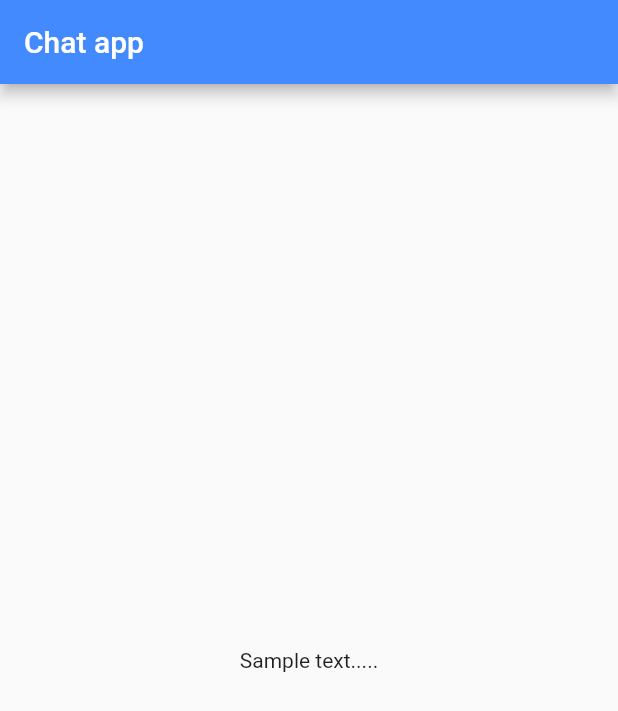
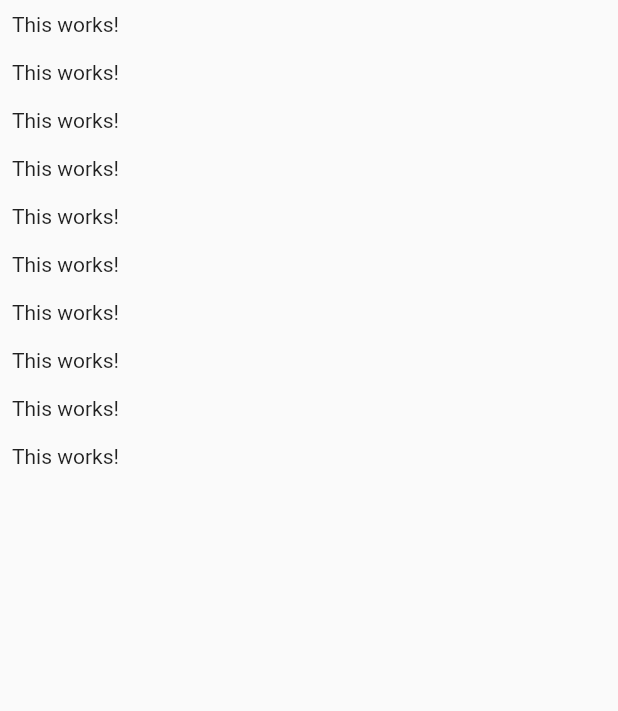
Before and after one commit to alinbabu2010/ChatApp, a Flutter app: the screen it shows after launch, on a phone screen of 412 x 824 dp. Shown: the top 711 px of the screen. Run offline on Flutter 3.47's test engine with Material 2 defaults, Android fonts, the phone set to English and light mode, and no system bars.

Commit message:
Add chat screen with sample widget structure and add as home screen

```diff
--- a/lib/main.dart
+++ b/lib/main.dart
@@ -1,3 +1,4 @@
+import 'package:chat_app/screens/chat_screen.dart';
 import 'package:flutter/material.dart';
 
 void main() {
@@ -12,21 +13,13 @@ class ChatApp extends StatelessWidget {
   Widget build(BuildContext context) {
     final ThemeData theme = ThemeData();
     return MaterialApp(
-      title: 'Chat App',
-      theme: theme.copyWith(
-        colorScheme: theme.colorScheme.copyWith(
-          primary: Colors.blueAccent,
-          secondary: Colors.orange,
+        title: 'Flutter Chat',
+        theme: theme.copyWith(
+          colorScheme: theme.colorScheme.copyWith(
+            primary: Colors.blueAccent,
+            secondary: Colors.orange,
+          ),
         ),
-      ),
-      home: Scaffold(
-        appBar: AppBar(
-          title: const Text("Chat app"),
-        ),
-        body: const Center(
-          child: Text("Sample text....."),
-        ),
-      ),
-    );
+        home: const ChatScreen());
   }
 }
--- /dev/null
+++ b/lib/screens/chat_screen.dart
@@ -0,0 +1,18 @@
+import 'package:flutter/material.dart';
+
+class ChatScreen extends StatelessWidget {
+  const ChatScreen({Key? key}) : super(key: key);
+
+  @override
+  Widget build(BuildContext context) {
+    return Scaffold(
+      body: ListView.builder(
+        itemCount: 10,
+        itemBuilder: (context, index) => Container(
+          padding: const EdgeInsets.all(8),
+          child: const Text("This works!"),
+        ),
+      ),
+    );
+  }
+}
```
